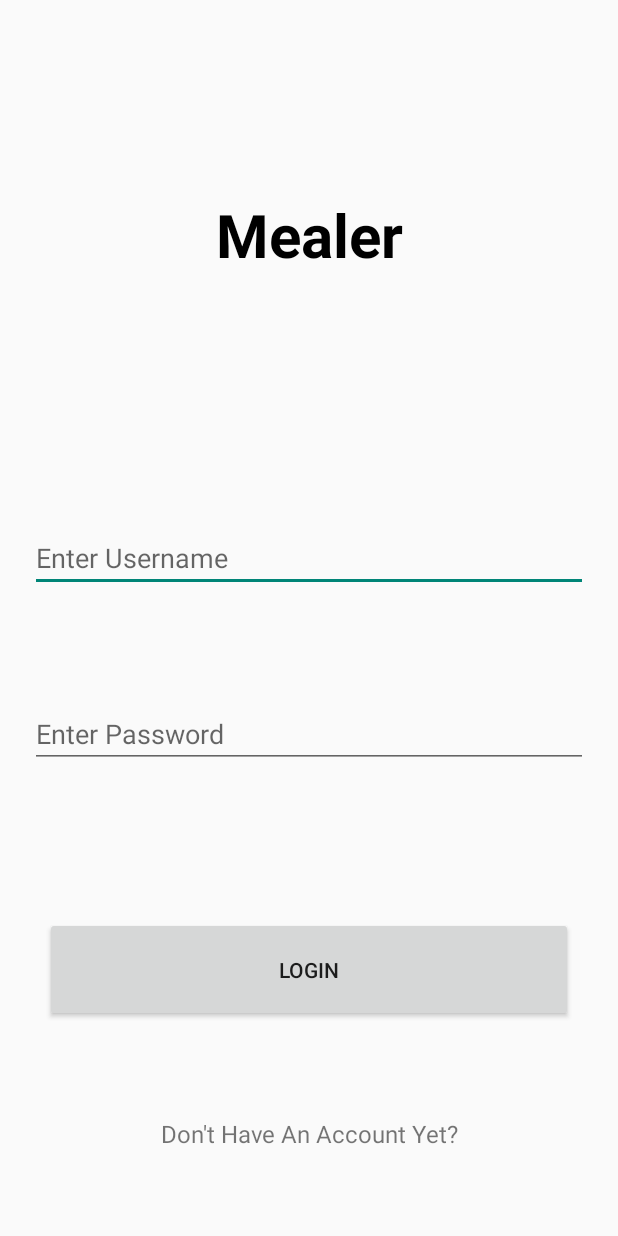
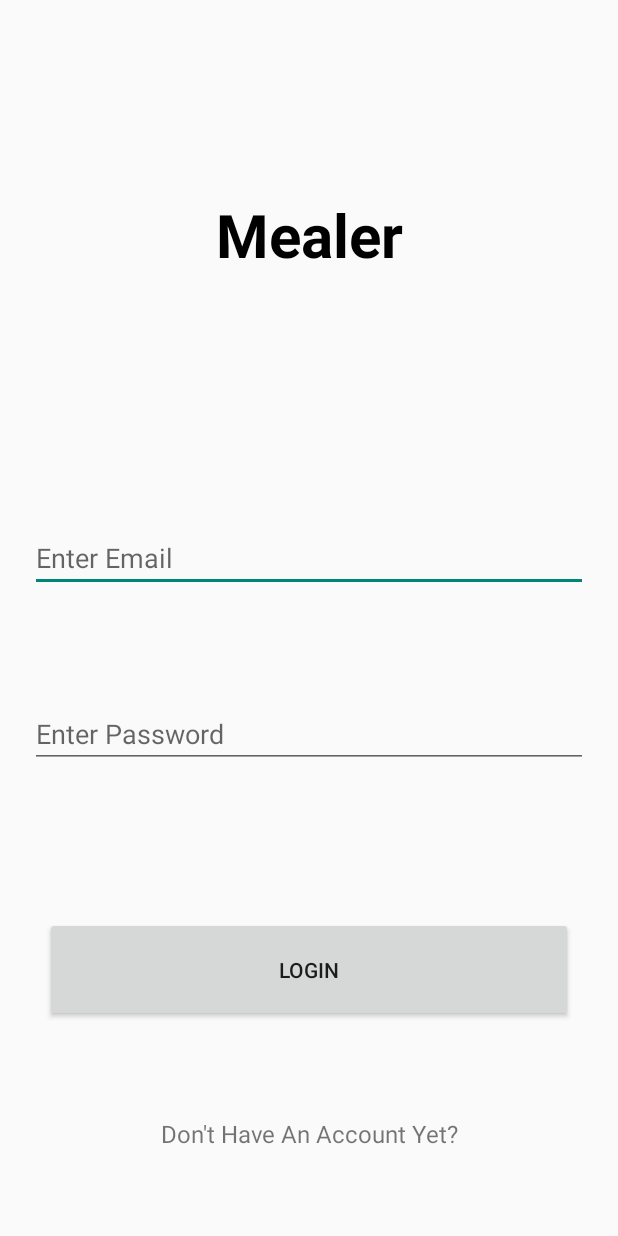
Before and after one commit to gregory133/Mealer_project, an Android app: the screen it shows after launch (MainActivity), on a phone screen of 412 x 824 dp. Run offline under Robolectric (Android 15) with nearby library versions, the phone set to English and light mode, and no system bars.

Commit message:
Updated login page id names and email hint

```diff
--- a/app/src/main/res/layout/activity_main.xml
+++ b/app/src/main/res/layout/activity_main.xml
@@ -40,7 +40,7 @@
             android:orientation="horizontal">
 
             <EditText
-                android:id="@+id/editTextTextMultiLine2"
+                android:id="@+id/emailTextEdit"
                 android:layout_width="match_parent"
                 android:layout_height="wrap_content"
                 android:layout_marginLeft="20dp"
@@ -48,7 +48,7 @@
                 android:layout_weight="0.5"
                 android:ems="10"
                 android:gravity="center|start|top"
-                android:hint="Enter Username"
+                android:hint="Enter Email"
                 android:inputType="textMultiLine"
                 tools:ignore="TouchTargetSizeCheck" />
 
@@ -63,7 +63,7 @@
             android:orientation="horizontal">
 
             <EditText
-                android:id="@+id/editTextTextPassword"
+                android:id="@+id/editTextPassword"
                 android:layout_width="wrap_content"
                 android:layout_height="wrap_content"
                 android:layout_marginLeft="20dp"
```
